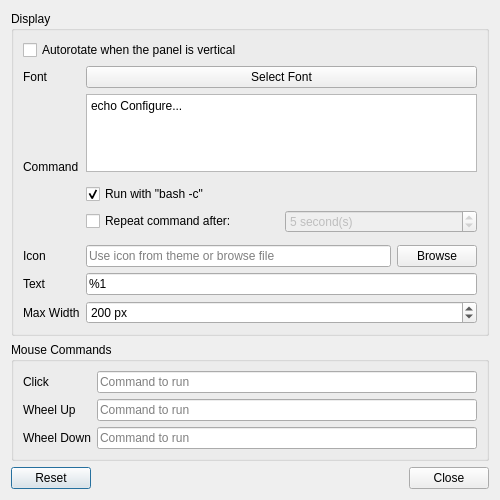
Old version of the form plugin-customcommand/lxqtcustomcommandconfiguration.ui in the repository lxqt/lxqt-panel.
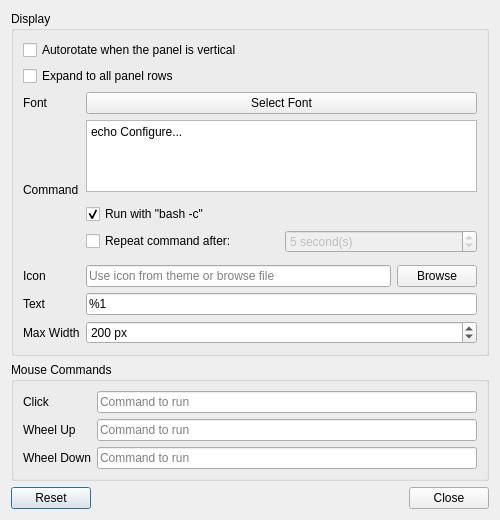
New version of the form.

Commit message: CustomCommand: Allow plugin to expand to all rows in the panel, plus some fixes

Patch:
```diff
--- a/plugin-customcommand/lxqtcustomcommandconfiguration.ui
+++ b/plugin-customcommand/lxqtcustomcommandconfiguration.ui
@@ -7,7 +7,7 @@
     <x>0</x>
     <y>0</y>
     <width>500</width>
-    <height>500</height>
+    <height>520</height>
    </rect>
   </property>
   <property name="windowTitle">
@@ -22,149 +22,7 @@
      <layout class="QVBoxLayout" name="verticalLayout_2">
       <item>
        <layout class="QGridLayout" name="gridLayout">
-        <item row="7" column="1">
-         <widget class="QLineEdit" name="iconLineEdit">
-          <property name="placeholderText">
-           <string>Use icon from theme or browse file</string>
-          </property>
-         </widget>
-        </item>
-        <item row="4" column="1" colspan="2">
-         <widget class="QCheckBox" name="runWithBashCheckBox">
-          <property name="text">
-           <string>Run with &quot;bash -c&quot;</string>
-          </property>
-          <property name="checked">
-           <bool>true</bool>
-          </property>
-         </widget>
-        </item>
-        <item row="1" column="1" colspan="2">
-         <widget class="QPushButton" name="fontButton">
-          <property name="text">
-           <string>Select Font</string>
-          </property>
-          <property name="autoDefault">
-           <bool>false</bool>
-          </property>
-         </widget>
-        </item>
-        <item row="8" column="0">
-         <widget class="QLabel" name="textLabel">
-          <property name="text">
-           <string>Text</string>
-          </property>
-          <property name="alignment">
-           <set>Qt::AlignLeading|Qt::AlignLeft|Qt::AlignVCenter</set>
-          </property>
-         </widget>
-        </item>
-        <item row="2" column="0" rowspan="5">
-         <widget class="QLabel" name="commandLabel">
-          <property name="text">
-           <string>Command</string>
-          </property>
-          <property name="alignment">
-           <set>Qt::AlignLeading|Qt::AlignLeft|Qt::AlignVCenter</set>
-          </property>
-         </widget>
-        </item>
-        <item row="1" column="0">
-         <widget class="QLabel" name="fontLabel">
-          <property name="text">
-           <string>Font</string>
-          </property>
-         </widget>
-        </item>
-        <item row="9" column="1" colspan="2">
-         <widget class="QSpinBox" name="maxWidthSpinBox">
-          <property name="suffix">
-           <string> px</string>
-          </property>
-          <property name="minimum">
-           <number>10</number>
-          </property>
-          <property name="maximum">
-           <number>9999</number>
-          </property>
-          <property name="singleStep">
-           <number>5</number>
-          </property>
-          <property name="value">
-           <number>200</number>
-          </property>
-         </widget>
-        </item>
-        <item row="8" column="1" colspan="2">
-         <widget class="QLineEdit" name="textLineEdit">
-          <property name="text">
-           <string>%1</string>
-          </property>
-          <property name="placeholderText">
-           <string>Use %1 to display command output</string>
-          </property>
-         </widget>
-        </item>
-        <item row="7" column="0">
-         <widget class="QLabel" name="iconLabel">
-          <property name="text">
-           <string>Icon</string>
-          </property>
-          <property name="alignment">
-           <set>Qt::AlignLeading|Qt::AlignLeft|Qt::AlignVCenter</set>
-          </property>
-         </widget>
-        </item>
-        <item row="7" column="2">
-         <widget class="QPushButton" name="iconBrowseButton">
-          <property name="text">
-           <string>Browse</string>
-          </property>
-          <property name="autoDefault">
-           <bool>false</bool>
-          </property>
-         </widget>
-        </item>
-        <item row="0" column="0" colspan="3">
-         <widget class="QCheckBox" name="autoRotateCheckBox">
-          <property name="text">
-           <string>Autorotate when the panel is vertical</string>
-          </property>
-         </widget>
-        </item>
-        <item row="2" column="1" colspan="2">
-         <widget class="QPlainTextEdit" name="commandPlainTextEdit">
-          <property name="minimumSize">
-           <size>
-            <width>0</width>
-            <height>52</height>
-           </size>
-          </property>
-          <property name="baseSize">
-           <size>
-            <width>0</width>
-            <height>50</height>
-           </size>
-          </property>
-          <property name="plainText">
-           <string>echo Configure...</string>
-          </property>
-          <property name="placeholderText">
-           <string>Command to run</string>
-          </property>
-         </widget>
-        </item>
-        <item row="9" column="0">
-         <widget class="QLabel" name="maxWidthLabel">
-          <property name="text">
-           <string>Max Width</string>
-          </property>
-          <property name="alignment">
-           <set>Qt::AlignLeading|Qt::AlignLeft|Qt::AlignVCenter</set>
-          </property>
-         </widget>
-        </item>
-        <item row="5" column="1" colspan="2">
+        <item row="6" column="1" colspan="2">
          <widget class="QFrame" name="frame">
           <property name="sizePolicy">
            <sizepolicy hsizetype="Expanding" vsizetype="Preferred">
@@ -244,6 +102,155 @@
           </layout>
          </widget>
         </item>
+        <item row="5" column="1" colspan="2">
+         <widget class="QCheckBox" name="runWithBashCheckBox">
+          <property name="text">
+           <string>Run with &quot;bash -c&quot;</string>
+          </property>
+          <property name="checked">
+           <bool>true</bool>
+          </property>
+         </widget>
+        </item>
+        <item row="9" column="1" colspan="2">
+         <widget class="QLineEdit" name="textLineEdit">
+          <property name="text">
+           <string>%1</string>
+          </property>
+          <property name="placeholderText">
+           <string>Use %1 to display command output</string>
+          </property>
+         </widget>
+        </item>
+        <item row="0" column="0" colspan="3">
+         <widget class="QCheckBox" name="autoRotateCheckBox">
+          <property name="text">
+           <string>Autorotate when the panel is vertical</string>
+          </property>
+         </widget>
+        </item>
+        <item row="8" column="1">
+         <widget class="QLineEdit" name="iconLineEdit">
+          <property name="placeholderText">
+           <string>Use icon from theme or browse file</string>
+          </property>
+         </widget>
+        </item>
+        <item row="2" column="1" colspan="2">
+         <widget class="QPushButton" name="fontButton">
+          <property name="text">
+           <string>Select Font</string>
+          </property>
+          <property name="autoDefault">
+           <bool>false</bool>
+          </property>
+         </widget>
+        </item>
+        <item row="10" column="1" colspan="2">
+         <widget class="QSpinBox" name="maxWidthSpinBox">
+          <property name="suffix">
+           <string> px</string>
+          </property>
+          <property name="minimum">
+           <number>10</number>
+          </property>
+          <property name="maximum">
+           <number>9999</number>
+          </property>
+          <property name="singleStep">
+           <number>5</number>
+          </property>
+          <property name="value">
+           <number>200</number>
+          </property>
+         </widget>
+        </item>
+        <item row="3" column="0" rowspan="5">
+         <widget class="QLabel" name="commandLabel">
+          <property name="text">
+           <string>Command</string>
+          </property>
+          <property name="alignment">
+           <set>Qt::AlignLeading|Qt::AlignLeft|Qt::AlignVCenter</set>
+          </property>
+         </widget>
+        </item>
+        <item row="8" column="0">
+         <widget class="QLabel" name="iconLabel">
+          <property name="text">
+           <string>Icon</string>
+          </property>
+          <property name="alignment">
+           <set>Qt::AlignLeading|Qt::AlignLeft|Qt::AlignVCenter</set>
+          </property>
+         </widget>
+        </item>
+        <item row="3" column="1" colspan="2">
+         <widget class="QPlainTextEdit" name="commandPlainTextEdit">
+          <property name="minimumSize">
+           <size>
+            <width>0</width>
+            <height>52</height>
+           </size>
+          </property>
+          <property name="baseSize">
+           <size>
+            <width>0</width>
+            <height>50</height>
+           </size>
+          </property>
+          <property name="plainText">
+           <string>echo Configure...</string>
+          </property>
+          <property name="placeholderText">
+           <string>Command to run</string>
+          </property>
+         </widget>
+        </item>
+        <item row="9" column="0">
+         <widget class="QLabel" name="textLabel">
+          <property name="text">
+           <string>Text</string>
+          </property>
+          <property name="alignment">
+           <set>Qt::AlignLeading|Qt::AlignLeft|Qt::AlignVCenter</set>
+          </property>
+         </widget>
+        </item>
+        <item row="8" column="2">
+         <widget class="QPushButton" name="iconBrowseButton">
+          <property name="text">
+           <string>Browse</string>
+          </property>
+          <property name="autoDefault">
+           <bool>false</bool>
+          </property>
+         </widget>
+        </item>
+        <item row="2" column="0">
+         <widget class="QLabel" name="fontLabel">
+          <property name="text">
+           <string>Font</string>
+          </property>
+         </widget>
+        </item>
+        <item row="10" column="0">
+         <widget class="QLabel" name="maxWidthLabel">
+          <property name="text">
+           <string>Max Width</string>
+          </property>
+          <property name="alignment">
+           <set>Qt::AlignLeading|Qt::AlignLeft|Qt::AlignVCenter</set>
+          </property>
+         </widget>
+        </item>
+        <item row="1" column="0" colspan="3">
+         <widget class="QCheckBox" name="expandToRowsCheckBox">
+          <property name="text">
+           <string>Expand to all panel rows</string>
+          </property>
+         </widget>
+        </item>
        </layout>
       </item>
      </layout>
```
Left out of the diff: 1 changed line with no effect on the pictures. The commit also changes 6 other files.
